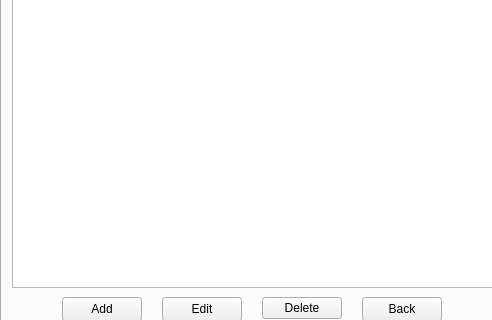
The window that Widget/displaylist.ui (Ladanvini/VLN1-Hopur-5) describes before a commit, drawn with Qt 5; both pictures show x 0 to 492 and y 159 to 479 of the 649 by 479 pixel window.
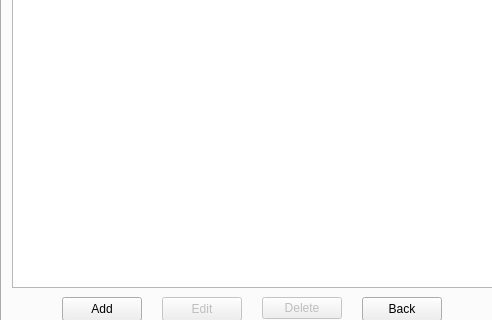
The same window after the commit.

Commit message: made some cool changes to the edit and delete buttons

The edit to the form file:
```diff
--- a/Widget/displaylist.ui
+++ b/Widget/displaylist.ui
@@ -274,6 +274,9 @@
      </property>
     </widget>
     <widget class="QPushButton" name="pBLEdit">
+     <property name="enabled">
+      <bool>false</bool>
+     </property>
      <property name="geometry">
       <rect>
        <x>160</x>
@@ -300,6 +303,9 @@
      </property>
     </widget>
     <widget class="QPushButton" name="pBLDelete">
+     <property name="enabled">
+      <bool>false</bool>
+     </property>
      <property name="geometry">
       <rect>
        <x>260</x>
```
Left out of the diff: 20 changed lines with no effect on the pictures. The commit also changes 3 other files.
